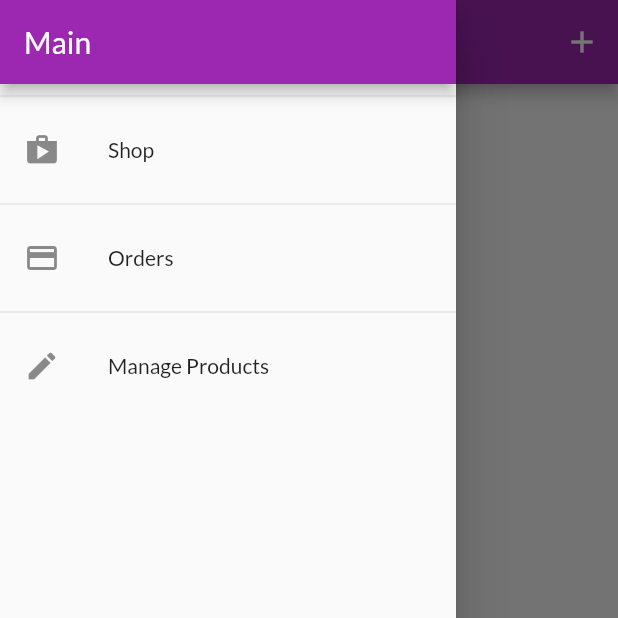
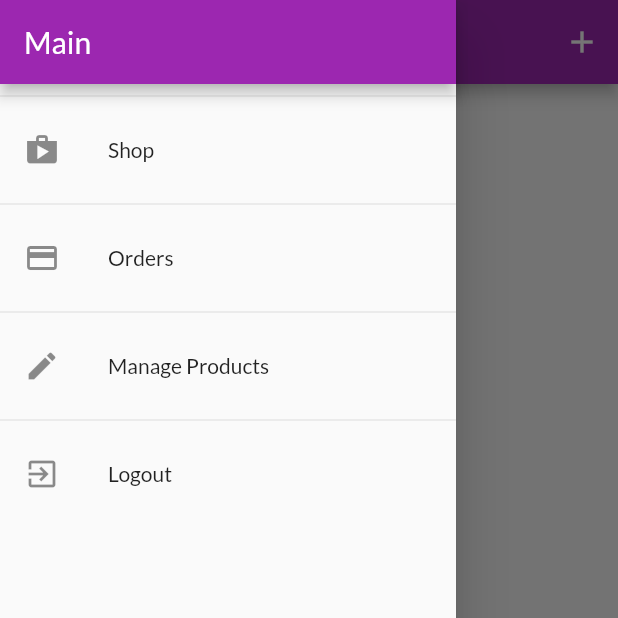
Before and after one commit to ShamyratAtayev/shop_app, a Flutter app: the UserProductsScreen screen opened by its route, with the side drawer open, on a phone screen of 412 x 824 dp, the top half of it. Run offline on Flutter 3.47's test engine with Material 2 defaults, Android fonts, the phone set to English and light mode, and no system bars; our stand-ins replace shared_preferences; accounts and stored records are empty; network calls fail.

```diff
--- a/lib/providers/orders.dart
+++ b/lib/providers/orders.dart
@@ -20,8 +20,9 @@ class OrderItem {
 class Orders with ChangeNotifier {
   List<OrderItem> _orders = [];
   final String authToken;
+  final String userId;
 
-  Orders(this.authToken, this._orders);
+  Orders(this.authToken, this.userId, this._orders);
 
   List<OrderItem> get orders {
     return [..._orders];
@@ -29,7 +30,7 @@ class Orders with ChangeNotifier {
 
   Future<void> fetchAndSetOrders() async {
     final url = Uri.parse(
-        'https://shop-app-6f696-default-rtdb.europe-west1.firebasedatabase.app/orders.json?auth=$authToken');
+        'https://shop-app-6f696-default-rtdb.europe-west1.firebasedatabase.app/orders/$userId.json?auth=$authToken');
     final response = await http.get(url);
     final List<OrderItem> loadedOrders = [];
     if (json.decode(response.body) == null) {
@@ -59,7 +60,7 @@ class Orders with ChangeNotifier {
 
   Future<void> addOrder(List<CartItem> cartProducts, double total) async {
     final url = Uri.parse(
-        'https://shop-app-6f696-default-rtdb.europe-west1.firebasedatabase.app/orders.json?auth=$authToken');
+        'https://shop-app-6f696-default-rtdb.europe-west1.firebasedatabase.app/orders/$userId.json?auth=$authToken');
     final timeStamp = DateTime.now();
     final response = await http.post(
       url,
--- a/lib/screens/user_products_screen.dart
+++ b/lib/screens/user_products_screen.dart
@@ -9,13 +9,14 @@ class UserProductsScreen extends StatelessWidget {
   static const routeName = '/user-products';
   const UserProductsScreen({Key? key}) : super(key: key);
 
-  Future<void> _refreshProducts(BuildContext context) async{
-    await Provider.of<Products>(context, listen: false).fetchAndSetProducts();
+  Future<void> _refreshProducts(BuildContext context) async {
+    await Provider.of<Products>(context, listen: false)
+        .fetchAndSetProducts(true);
   }
 
   @override
   Widget build(BuildContext context) {
-    final productsData = Provider.of<Products>(context);
+    // final productsData = Provider.of<Products>(context);
     return Scaffold(
       appBar: AppBar(
         title: const Text('Your Products'),
@@ -29,9 +30,17 @@ class UserProductsScreen extends StatelessWidget {
         ],
       ),
       drawer: const AppDrawer(),
-      body: RefreshIndicator(
+      body: FutureBuilder(
+        future: _refreshProducts(context),
+        builder: (ctx, snapshot) =>
+            snapshot.connectionState == ConnectionState.waiting
+                ?  const Center(
+                    child: CircularProgressIndicator(),
+                  )
+                : RefreshIndicator(
                     onRefresh: () => _refreshProducts(context),
-        child: Padding(
+                    child: Consumer<Products>(
+                      builder: (ctx, productsData, _) => Padding(
                         padding: const EdgeInsets.all(8),
                         child: ListView.builder(
                           itemCount: productsData.items.length,
@@ -48,6 +57,8 @@ class UserProductsScreen extends StatelessWidget {
                         ),
                       ),
                     ),
+                  ),
+      ),
     );
   }
 }
--- a/lib/widgets/app_drawer.dart
+++ b/lib/widgets/app_drawer.dart
@@ -1,6 +1,8 @@
 import 'package:flutter/material.dart';
+import 'package:provider/provider.dart';
 import '../screens/orders_screen.dart';
 import '../screens/user_products_screen.dart';
+import '../providers/auth.dart';
 
 class AppDrawer extends StatelessWidget {
   const AppDrawer({ Key? key }) : super(key: key);
@@ -37,6 +39,17 @@ class AppDrawer extends StatelessWidget {
             onTap: () {
               Navigator.of(context).pushNamed(UserProductsScreen.routeName);
             },
+          ),
+          const Divider(),
+          ListTile(
+            leading: const Icon(Icons.exit_to_app),
+            title: const Text('Logout'),
+            onTap: () {
+              Navigator.of(context).pop();
+              Navigator.of(context).pushReplacementNamed('/');
+              // Navigator.of(context).pushNamed(UserProductsScreen.routeName);
+              Provider.of<Auth>(context, listen: false).logout();
+            },
           )
         ],
       ),
--- a/lib/widgets/product_item.dart
+++ b/lib/widgets/product_item.dart
@@ -47,7 +47,7 @@ class ProductItem extends StatelessWidget {
                 color: Theme.of(context).colorScheme.secondary,
               ),
               onPressed: () {
-                product.toggleFavoriteStatus(authData.token);
+                product.toggleFavoriteStatus(authData.token, authData.userId);
               },
             ),
           ),
--- a/pubspec.yaml
+++ b/pubspec.yaml
@@ -33,6 +33,7 @@ dependencies:
   http: ^0.13.4
   intl: ^0.17.0
   provider: ^6.0.2
+  shared_preferences: ^2.0.15
 
 dev_dependencies:
   flutter_lints: ^1.0.0
```
Also changed, not shown: lib/main.dart (+14 -4 lines), lib/providers/auth.dart (+58 -2 lines), lib/providers/product.dart (+6 -6 lines), lib/providers/product_provider.dart (+12 -5 lines), lib/screens/splash_screen.dart (added, +14 -0 lines), pubspec.lock. Lines whose indentation alone changed are shown as unchanged.
